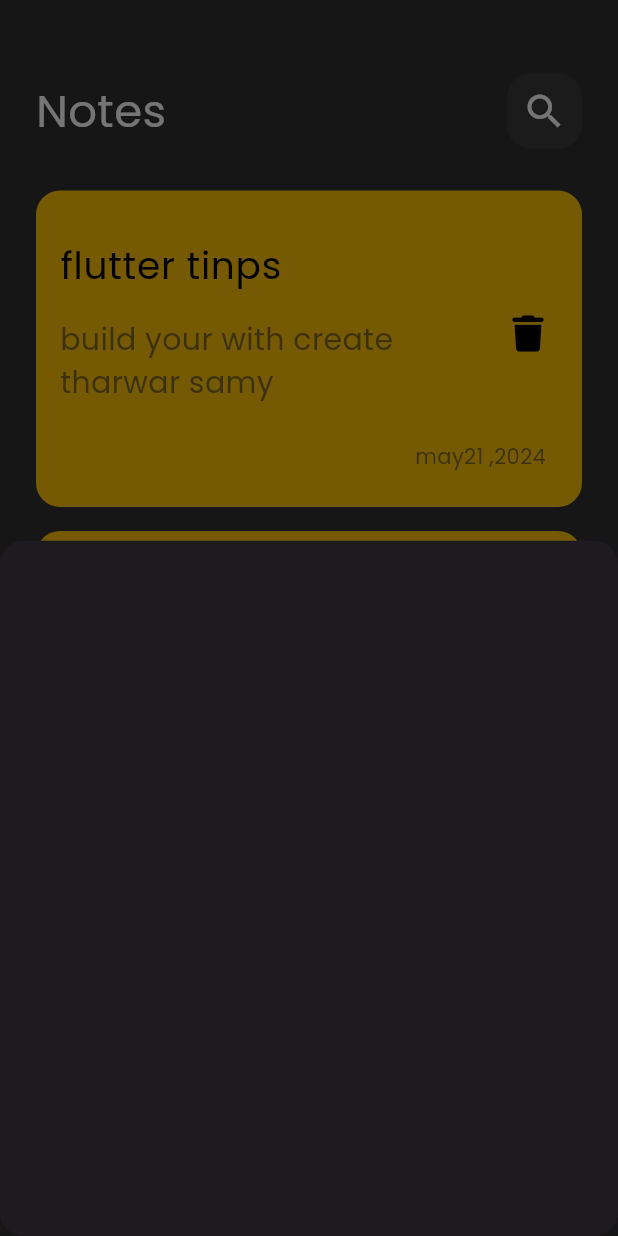
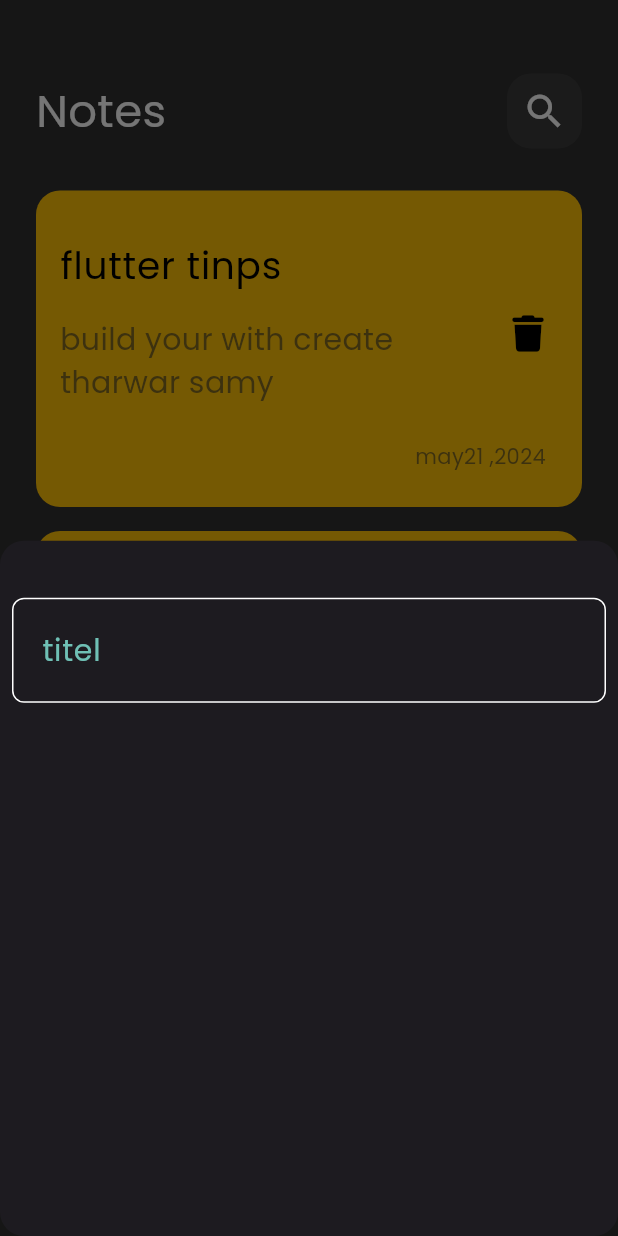
Before and after one commit to Belal-Karem/notes_app, a Flutter app: the screen it shows after launch, after a tap on the "add" icon, on a phone screen of 412 x 824 dp. Run offline on Flutter 3.47's test engine with Material 3 defaults, Android fonts, the phone set to English and light mode, and no system bars; our stand-ins replace font_awesome_flutter.

Commit message:
create Custom Text Filed

```diff
--- /dev/null
+++ b/lib/constants.dart
@@ -0,0 +1,3 @@
+import 'package:flutter/material.dart';
+
+const kprimarycolor = Color(0xFF6FC0B5);
--- a/lib/views/notes_view.dart
+++ b/lib/views/notes_view.dart
@@ -1,4 +1,5 @@
 import 'package:flutter/material.dart';
+import 'package:notes_app/constants.dart';
 import 'package:notes_app/widgets/add_note_bottom_sheet.dart';
 import 'package:notes_app/widgets/notes_view_body.dart';
 
@@ -21,7 +22,7 @@ class NotesView extends StatelessWidget {
           );
         },
         child: Icon(Icons.add, color: Colors.black),
-        backgroundColor: Color.fromARGB(255, 11, 176, 217),
+        backgroundColor: kprimarycolor,
       ),
       body: const NotesViewBody(),
     );
--- a/lib/widgets/add_note_bottom_sheet.dart
+++ b/lib/widgets/add_note_bottom_sheet.dart
@@ -1,10 +1,11 @@
 import 'package:flutter/material.dart';
+import 'package:notes_app/widgets/custom_text_filed.dart';
 
 class AddNoteBottomSheet extends StatelessWidget {
   const AddNoteBottomSheet({super.key});
 
   @override
   Widget build(BuildContext context) {
-    return Container();
+    return Column(children: [SizedBox(height: 30), CustomTextFiled()]);
   }
 }
--- /dev/null
+++ b/lib/widgets/custom_text_filed.dart
@@ -0,0 +1,31 @@
+import 'package:flutter/material.dart';
+import 'package:notes_app/constants.dart';
+
+class CustomTextFiled extends StatelessWidget {
+  const CustomTextFiled({super.key});
+
+  @override
+  Widget build(BuildContext context) {
+    return Padding(
+      padding: const EdgeInsets.all(8.0),
+      child: TextField(
+        cursorColor: kprimarycolor,
+        decoration: InputDecoration(
+          contentPadding: EdgeInsets.symmetric(vertical: 20, horizontal: 16),
+          border: buildBorder(),
+          enabledBorder: buildBorder(),
+          focusedBorder: buildBorder(Color: kprimarycolor),
+          hintText: 'titel',
+          hintStyle: TextStyle(fontSize: 20, color: kprimarycolor),
+        ),
+      ),
+    );
+  }
+
+  OutlineInputBorder buildBorder({Color}) {
+    return OutlineInputBorder(
+      borderRadius: BorderRadius.circular(8),
+      borderSide: BorderSide(color: Color ?? Colors.white),
+    );
+  }
+}
```
